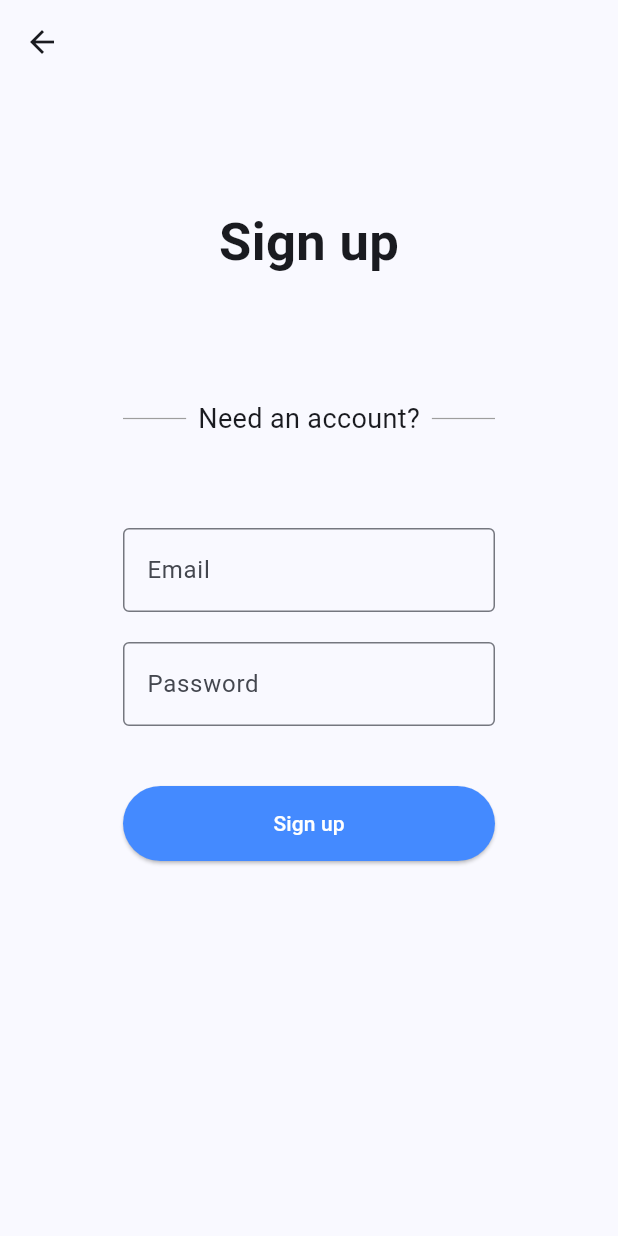
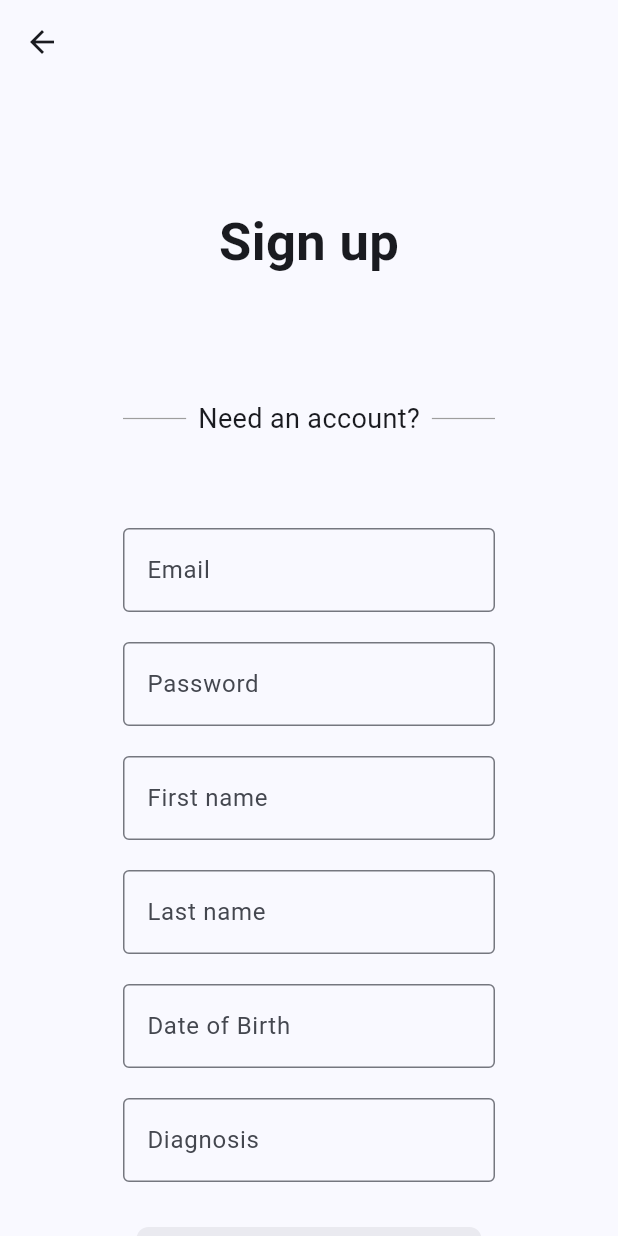
Before and after one commit to FIU-MOSAIC/NeuroTask_Modern, a Flutter app: the RegisterPage screen opened by its route, on a phone screen of 412 x 824 dp. Run offline on Flutter 3.47's test engine with Material 3 defaults, Android fonts, the phone set to English and light mode, and no system bars; our stand-ins replace get.

Commit message:
# Commit: - Aligned sign up to be closer to what the previous implementation looked like
# Changes
- Added first name
- Added last name
- Added diagnosis
- Added date of birth
- Added activity
- Modified RegisterPage to be a scroll view
- Added documentation

```diff
--- a/lib/login/form.dart
+++ b/lib/login/form.dart
@@ -1,6 +1,8 @@
 import 'package:flutter/material.dart';
 import 'package:get/get.dart';
 
+/// LoginPage's Form widget.
+/// - Holds all the stateful data the user provides when logging in.
 class LoginForm extends StatefulWidget {
 
   const LoginForm({super.key});
--- a/lib/login/header.dart
+++ b/lib/login/header.dart
@@ -1,5 +1,7 @@
 import 'package:flutter/material.dart';
 
+/// LoginPage's Header widget.
+/// - A stateless widget for appearance
 class LoginHeader extends StatelessWidget {
 
   const LoginHeader({super.key});
--- a/lib/login/login.dart
+++ b/lib/login/login.dart
@@ -3,6 +3,7 @@ import 'package:get/route_manager.dart';
 import 'package:neurotask_ng/login/header.dart';
 import 'package:neurotask_ng/login/form.dart';
 
+/// An orchestrator widget that renders the /login page's layout
 class LoginPage extends StatelessWidget {
 
   const LoginPage({super.key});
--- a/lib/register/form.dart
+++ b/lib/register/form.dart
@@ -1,7 +1,11 @@
+import 'package:flutter/cupertino.dart';
 import 'package:flutter/material.dart';
+import 'package:get/get_rx/src/rx_types/rx_types.dart';
 import 'package:get/get_state_manager/src/simple/get_controllers.dart';
 import 'package:get/instance_manager.dart';
 
+/// RegisterPage's Form widget.
+/// - Holds all the stateful data the user provides when signing up.
 class RegisterForm extends StatefulWidget {
 
   const RegisterForm({super.key});
@@ -22,6 +26,7 @@ class _RegisterFormState extends State<RegisterForm> {
       child: Column(
         mainAxisAlignment: MainAxisAlignment.center,
         children: [
+
           TextFormField(
             controller: _controller.emailController,
             validator: (value) => value!.isEmpty ? "Email cannot be empty" : null,
@@ -30,7 +35,9 @@ class _RegisterFormState extends State<RegisterForm> {
               border: OutlineInputBorder()
             ),
           ),
+
           const SizedBox(height: 20),
+
           TextFormField(
             controller: _controller.passwordController,
             validator: (value) => value!.isEmpty ? "Password cannot be empty" : null,
@@ -40,7 +47,67 @@ class _RegisterFormState extends State<RegisterForm> {
               border: OutlineInputBorder()
             ),
           ),
+
+          const SizedBox(height: 20),
+
+          TextFormField(
+            controller: _controller.firstNameController,
+            validator: (value) => value!.isEmpty ? "First name must be provided" : null,
+            decoration: const InputDecoration(
+              labelText: 'First name',
+              border: OutlineInputBorder()
+            ),
+          ),
+
+          const SizedBox(height: 20),
+
+          TextFormField(
+            controller: _controller.lastNameController,
+            validator: (value) => value!.isEmpty ? "Last name must be provided" : null,
+            decoration: const InputDecoration(
+              labelText: 'Last name',
+              border: OutlineInputBorder()
+            ),
+          ),
+
+          const SizedBox(height: 20),
+
+          TextFormField(
+            controller: _controller.dobController,
+            readOnly: true,
+            onTap: () => _controller.selectDate(context),
+            decoration: const InputDecoration(
+              labelText: 'Date of Birth',
+              border: OutlineInputBorder()
+            ),
+          ),
+
+          const SizedBox(height: 20),
+
+          TextFormField(
+            controller: _controller.diagnosisController,
+            validator: (value) => value!.isEmpty ? "Diagnosis cannot be empty" : null,
+            decoration: const InputDecoration(
+              labelText: 'Diagnosis',
+              border: OutlineInputBorder()
+            ),
+          ),
+
+          const SizedBox(height: 20),
+
+          // Picker for activities. Uses CupertinoPicker for native iOS appearance.
+          SizedBox(
+            height: 60,
+            child: CupertinoPicker(
+              scrollController: _controller.activityController,
+              itemExtent: 40.0,
+              onSelectedItemChanged: _controller.updateActivity,
+              children: _controller.activities.map((activity) => Center(child: Text(activity))).toList(),
+            ),
+          ),
+
           const SizedBox(height: 40),
+
           ElevatedButton(
             onPressed: _controller.submit,
             style: ElevatedButton.styleFrom(
@@ -49,7 +116,8 @@ class _RegisterFormState extends State<RegisterForm> {
               minimumSize: const Size.fromHeight(50)
             ),
             child: const Text("Sign up")
-          )
+          ),
+
         ],
       ),
     );
@@ -63,17 +131,61 @@ class RegisterController extends GetxController {
 
   final emailController = TextEditingController();
   final passwordController = TextEditingController();
+  final firstNameController = TextEditingController();
+  final lastNameController = TextEditingController();
+  final diagnosisController = TextEditingController();
+  final dobController = TextEditingController();
+  final activityController = FixedExtentScrollController();
+  final selectedActivity = 0.obs;
+
+  final List<String> activities = [
+    'Basketball',
+    'Cycling',
+    'Boxing',
+    'Drumming',
+    'None'
+  ];
+
+  void updateActivity(int index) {
+    selectedActivity.value = index;
+  }
 
   void submit() {
     if (formKey.currentState!.validate()) {
-      print("Registering ${emailController.text}");
+      print(
+        "Registering ${emailController.text}:"
+        "\n- First Name: ${firstNameController.text}"
+        "\n- Last Name: ${lastNameController.text}"
+        "\n- DoB: ${dobController.text}"
+        "\n- Diagnosis: ${diagnosisController.text}"
+        "\n- Activity: ${activities[selectedActivity.value]}"
+      );
     }
   }
 
+  /// selectDate: Pulls up a new screen for the user to select the Date in a neat UI element
+  /// - Returns a Future as it is async (added to Flutter's event loop)
+  Future<void> selectDate(BuildContext context) async {
+    final DateTime? picked = await showDatePicker(
+      context: context,
+      initialDate: DateTime(2000),
+      firstDate: DateTime(1900),
+      lastDate: DateTime.now(),
+    );
+    if (picked != null) {
+      dobController.text = "${picked.toLocal()}".split(' ')[0]; // Remove the time portion
+    }
+  }
+
+  /// Close everything
   @override
   void onClose() {
     emailController.dispose();
     passwordController.dispose();
+    firstNameController.dispose();
+    lastNameController.dispose();
+    diagnosisController.dispose();
+    dobController.dispose();
     super.onClose();
   }
 
--- a/lib/register/header.dart
+++ b/lib/register/header.dart
@@ -1,5 +1,7 @@
 import 'package:flutter/material.dart';
 
+/// RegisterPage's Header widget.
+/// - A stateless widget for appearance
 class RegisterHeader extends StatelessWidget {
 
   const RegisterHeader({super.key});
--- a/lib/register/register.dart
+++ b/lib/register/register.dart
@@ -2,6 +2,7 @@ import 'package:flutter/material.dart';
 import 'package:neurotask_ng/register/form.dart';
 import 'package:neurotask_ng/register/header.dart';
 
+/// An orchestrator widget that renders the /register page's layout
 class RegisterPage extends StatelessWidget {
 
   const RegisterPage({super.key});
@@ -12,6 +13,7 @@ class RegisterPage extends StatelessWidget {
       appBar: AppBar(),
       body: Padding(
         padding: EdgeInsetsGeometry.symmetric(vertical: 0, horizontal: 82.0),
+        child: SingleChildScrollView(
           child: Center(
             child: Column(
               mainAxisAlignment: MainAxisAlignment.start,
@@ -25,7 +27,10 @@ class RegisterPage extends StatelessWidget {
 
                 RegisterForm(),
 
+                const SizedBox(height: 160),
+
               ],
+            ),
           ),
         ),
       ),
```
Lines whose indentation alone changed are shown as unchanged.
